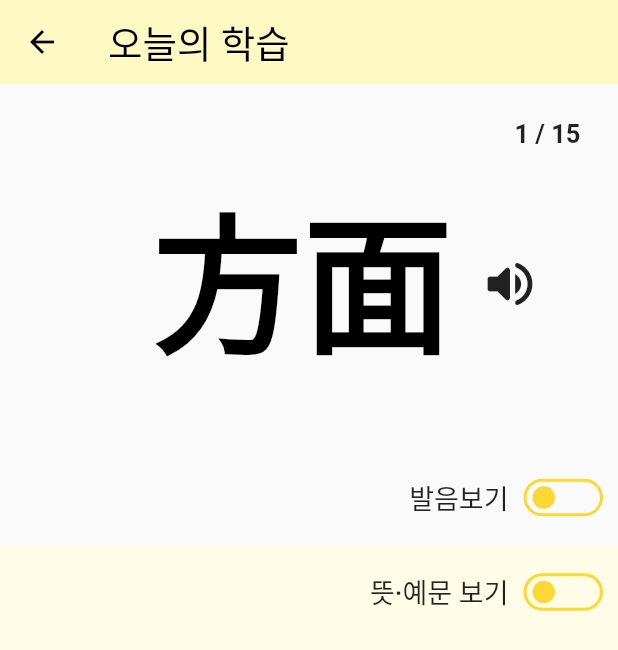
After one commit to chae1-1111/jlpt-voca, a Flutter app: the TodayLearn screen opened directly, on a phone screen of 412 x 824 dp. The commit adds this screen. Shown: the top 650 px of the screen. Run offline on Flutter 3.47's test engine with Material 2 defaults, Android fonts, the light colour scheme and no system bars; our stand-ins replace flutter_tts.

Commit message:
feat: Today Learn 화면 레이아웃 생성

```diff
--- /dev/null
+++ b/lib/screens/todayLearn.dart
@@ -0,0 +1,406 @@
+import 'package:flutter/material.dart';
+import 'package:flutter_tts/flutter_tts.dart';
+
+class TodayLearn extends StatelessWidget {
+  const TodayLearn({super.key});
+
+  @override
+  Widget build(BuildContext context) {
+    return Scaffold(
+      appBar: AppBar(
+        title: const Text("오늘의 학습"),
+      ),
+      body: GestureDetector(
+        // onHorizontalDragUpdate: (details) {
+        //   int sensitivity = 8;
+        //   if (details.delta.dx > sensitivity) {
+        //     print("swipe left");
+        //   } else if (details.delta.dx < -sensitivity) {
+        //     print("swipe right");
+        //   }
+        // },
+        child: Container(
+          child: const Column(
+            children: [
+              WordArea(),
+              MeanArea(),
+            ],
+          ),
+        ),
+      ),
+    );
+  }
+}
+
+class WordArea extends StatefulWidget {
+  const WordArea({
+    super.key,
+  });
+
+  @override
+  State<WordArea> createState() => _WordAreaState();
+}
+
+class _WordAreaState extends State<WordArea> {
+  bool showKana = false;
+  FlutterTts tts = FlutterTts();
+
+  @override
+  Widget build(BuildContext context) {
+    tts.setLanguage("jr");
+    tts.setSpeechRate(0.4);
+
+    return Flexible(
+      flex: 2,
+      child: Container(
+        padding: const EdgeInsets.symmetric(
+          vertical: 18,
+          horizontal: 10,
+        ),
+        decoration: const BoxDecoration(),
+        child: Column(
+          mainAxisAlignment: MainAxisAlignment.spaceBetween,
+          children: [
+            Row(
+              mainAxisAlignment: MainAxisAlignment.end,
+              children: [
+                Container(
+                  padding: const EdgeInsets.symmetric(
+                    vertical: 5,
+                    horizontal: 15,
+                  ),
+                  child: const Text(
+                    "1 / 15",
+                    style: TextStyle(
+                      fontSize: 17,
+                      fontWeight: FontWeight.w600,
+                    ),
+                  ),
+                ),
+              ],
+            ),
+            Column(
+              mainAxisAlignment: MainAxisAlignment.center,
+              children: [
+                Row(
+                  mainAxisAlignment: MainAxisAlignment.center,
+                  children: [
+                    const SizedBox(width: 50),
+                    Text(
+                      "方面",
+                      style: Theme.of(context).textTheme.headlineLarge!,
+                    ),
+                    const SizedBox(width: 10),
+                    IconButton(
+                      onPressed: () {
+                        tts.speak("ほうめん");
+                      },
+                      icon: const Icon(
+                        Icons.volume_up_rounded,
+                        size: 40,
+                      ),
+                    ),
+                  ],
+                ),
+                Text(
+                  showKana ? "ほうめん" : "",
+                  style: Theme.of(context).textTheme.headlineMedium!,
+                ),
+              ],
+            ),
+            GestureDetector(
+              onTap: () {
+                setState(() {
+                  showKana = !showKana;
+                });
+              },
+              child: ToggleButton(
+                activeText: "발음 숨기기",
+                inActiveText: "발음보기",
+                flag: showKana,
+              ),
+            ),
+          ],
+        ),
+      ),
+    );
+  }
+}
+
+class ToggleButton extends StatelessWidget {
+  const ToggleButton({
+    super.key,
+    required this.flag,
+    required this.activeText,
+    required this.inActiveText,
+  });
+
+  final String activeText, inActiveText;
+  final bool flag;
+
+  @override
+  Widget build(BuildContext context) {
+    return Row(
+      mainAxisAlignment: MainAxisAlignment.end,
+      crossAxisAlignment: CrossAxisAlignment.center,
+      children: [
+        Text(
+          flag ? activeText : inActiveText,
+          style: const TextStyle(
+            fontSize: 18,
+            fontWeight: FontWeight.w500,
+          ),
+        ),
+        const SizedBox(width: 10),
+        Container(
+          width: 53,
+          height: 25,
+          padding: const EdgeInsets.symmetric(
+            horizontal: 4,
+          ),
+          decoration: BoxDecoration(
+            border: Border.all(
+              width: 2,
+              color: Colors.yellow.shade600,
+            ),
+            borderRadius: BorderRadius.circular(20),
+            color: flag ? Colors.yellow[600] : Colors.transparent,
+          ),
+          child: Row(
+            crossAxisAlignment: CrossAxisAlignment.center,
+            mainAxisAlignment:
+                flag ? MainAxisAlignment.end : MainAxisAlignment.start,
+            children: [
+              Container(
+                width: 15,
+                height: 15,
+                decoration: BoxDecoration(
+                  borderRadius: BorderRadius.circular(10),
+                  color: flag ? Colors.white : Colors.yellow[600],
+                ),
+              ),
+            ],
+          ),
+        ),
+      ],
+    );
+  }
+}
+
+class MeanArea extends StatefulWidget {
+  const MeanArea({
+    super.key,
+  });
+
+  @override
+  State<MeanArea> createState() => _MeanAreaState();
+}
+
+class _MeanAreaState extends State<MeanArea> {
+  bool showMean = false;
+
+  @override
+  Widget build(BuildContext context) {
+    return Flexible(
+      flex: 3,
+      child: Container(
+        padding: const EdgeInsets.symmetric(
+          vertical: 18,
+          horizontal: 10,
+        ),
+        decoration: BoxDecoration(
+          color: Colors.yellow[50],
+        ),
+        child: Column(
+          children: [
+            GestureDetector(
+              onTap: () {
+                setState(() {
+                  showMean = !showMean;
+                });
+              },
+              child: ToggleButton(
+                flag: showMean,
+                activeText: "뜻·예문 숨기기",
+                inActiveText: "뜻·예문 보기",
+              ),
+            ),
+            Padding(
+              padding: const EdgeInsets.symmetric(
+                vertical: 10,
+                horizontal: 20,
+              ),
+              child: Column(
+                mainAxisAlignment: MainAxisAlignment.center,
+                crossAxisAlignment: CrossAxisAlignment.start,
+                children: showMean
+                    ? [
+                        MeanItem(
+                          index: 1,
+                          mean: "방면, 그 근방",
+                          sentence: const [
+                            {
+                              "kana": "とうきょう",
+                              "kanji": "東京",
+                            },
+                            {
+                              "kana": "ほうめん",
+                              "kanji": "方面",
+                            },
+                          ],
+                          sentenceMean: "도쿄 방면",
+                        ),
+                        MeanItem(
+                          index: 2,
+                          mean: "분야",
+                          sentence: const [
+                            {
+                              "kana": "た",
+                              "kanji": "多",
+                            },
+                            {
+                              "kana": "ほうめん",
+                              "kanji": "方面",
+                            },
+                          ],
+                          sentenceMean: "다방면",
+                        ),
+                      ]
+                    : [],
+              ),
+            )
+          ],
+        ),
+      ),
+    );
+  }
+}
+
+class MeanItem extends StatelessWidget {
+  MeanItem({
+    super.key,
+    required this.index,
+    required this.mean,
+    required this.sentence,
+    required this.sentenceMean,
+  }) {
+    tts.setLanguage("jr");
+    tts.setSpeechRate(0.4);
+  }
+
+  final int index;
+  final String mean;
+  final List<Map> sentence;
+  final String sentenceMean;
+  final FlutterTts tts = FlutterTts();
+
+  late String ttsText;
+
+  List<Widget> getSentence() {
+    List<Widget> result = [];
+    String text = "";
+
+    for (Map item in sentence) {
+      result.add(Furigana(kana: item['kana'], kanji: item['kanji']));
+      text += item['kana'];
+    }
+
+    ttsText = text;
+
+    return result;
+  }
+
+  @override
+  Widget build(BuildContext context) {
+    return Padding(
+      padding: const EdgeInsets.symmetric(
+        vertical: 15,
+        horizontal: 5,
+      ),
+      child: Row(
+        mainAxisAlignment: MainAxisAlignment.spaceBetween,
+        crossAxisAlignment: CrossAxisAlignment.start,
+        children: [
+          Flexible(
+            flex: 1,
+            child: Text(
+              "$index.",
+              style: const TextStyle(
+                fontSize: 22,
+                fontWeight: FontWeight.w600,
+              ),
+            ),
+          ),
+          Flexible(
+            flex: 9,
+            child: Column(
+              crossAxisAlignment: CrossAxisAlignment.start,
+              children: [
+                Text(
+                  mean,
+                  style: const TextStyle(
+                    fontSize: 22,
+                    fontWeight: FontWeight.w600,
+                  ),
+                ),
+                const SizedBox(height: 10),
+                Row(
+                  crossAxisAlignment: CrossAxisAlignment.end,
+                  children: [
+                    Row(
+                      children: [
+                        ...getSentence(),
+                      ],
+                    ),
+                    IconButton(
+                      onPressed: () {
+                        tts.speak(ttsText);
+                      },
+                      icon: const Icon(
+                        Icons.volume_up_rounded,
+                        size: 25,
+                      ),
+                    ),
+                  ],
+                ),
+                const SizedBox(height: 5),
+                Text(
+                  sentenceMean,
+                  style: const TextStyle(
+                    fontSize: 16,
+                  ),
+                ),
+              ],
+            ),
+          ),
+        ],
+      ),
+    );
+  }
+}
+
+class Furigana extends StatelessWidget {
+  const Furigana({
+    super.key,
+    required this.kana,
+    required this.kanji,
+  });
+
+  final String kana, kanji;
+
+  @override
+  Widget build(BuildContext context) {
+    return Column(
+      children: [
+        Text(
+          kana,
+          style: Theme.of(context).textTheme.labelSmall,
+        ),
+        Text(
+          kanji,
+          style: Theme.of(context).textTheme.labelMedium,
+        ),
+      ],
+    );
+  }
+}
```
Also changed, not shown: lib/main.dart (+22 -0 lines), lib/screens/levelDetail.dart (+18 -8 lines), pubspec.yaml (+8 -6 lines), pubspec.lock, 14 other files.
